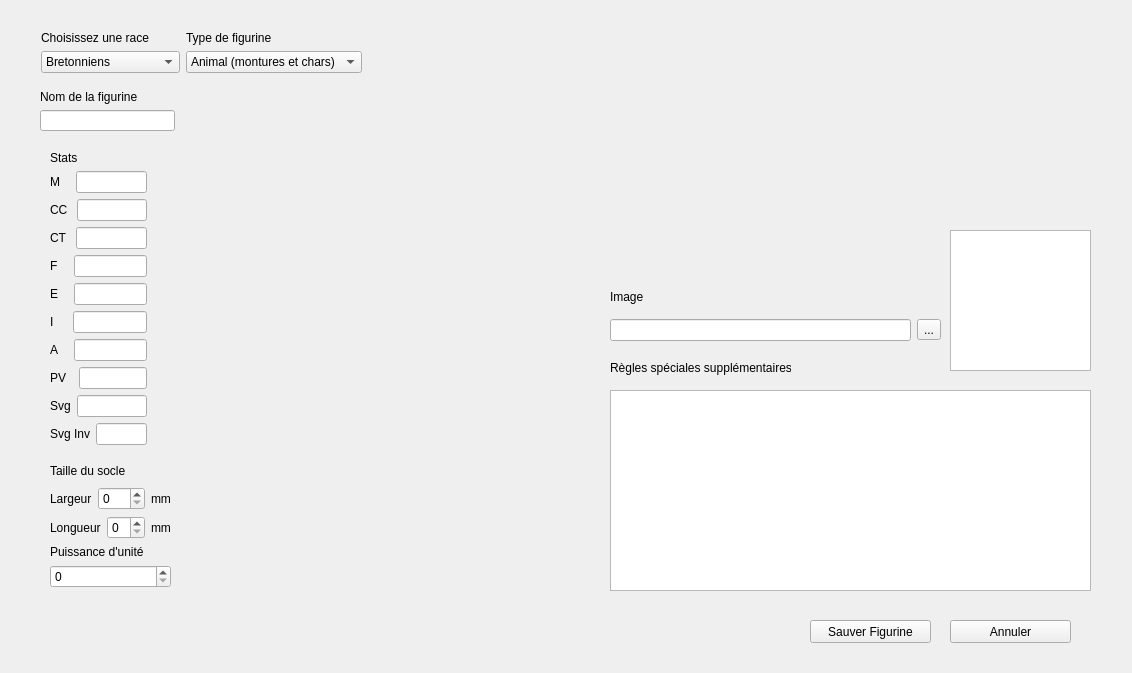
First picture: the form in warhole/modelwindow.ui, repository kaosphere/Warhole, before the edit.
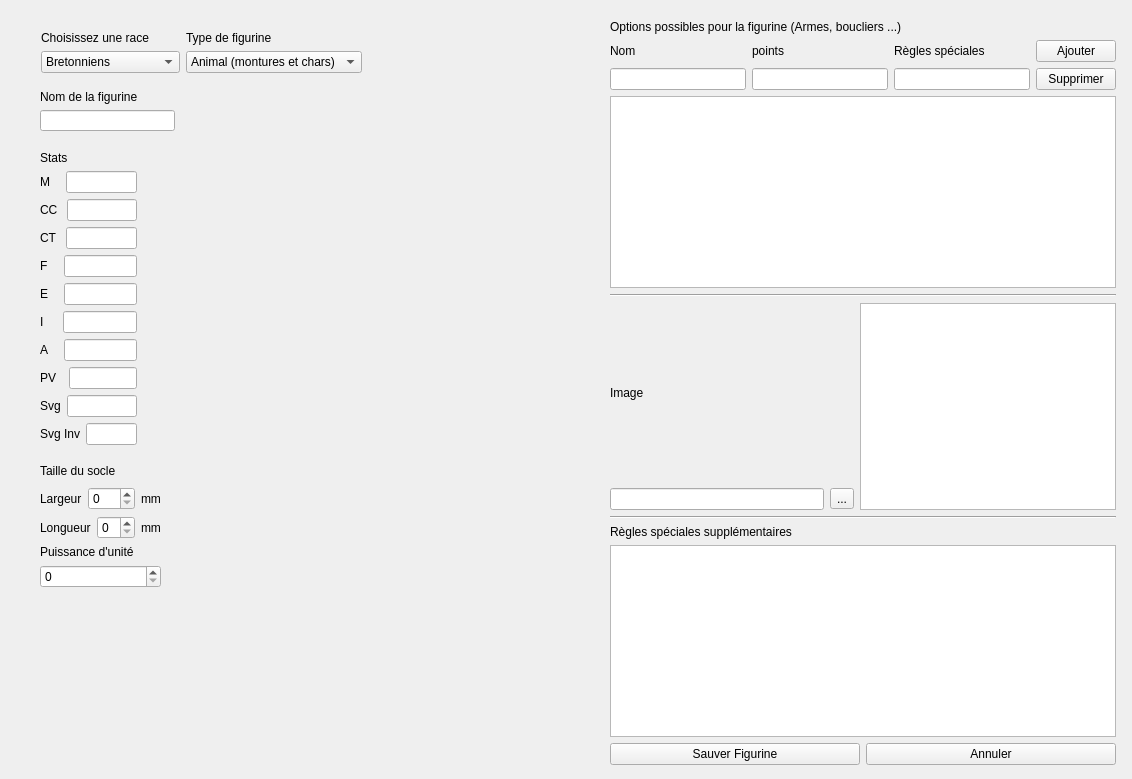
Second picture: the form after the edit.

Diff of the .ui file:
```diff
--- a/warhole/modelwindow.ui
+++ b/warhole/modelwindow.ui
@@ -7,7 +7,7 @@
     <x>0</x>
     <y>0</y>
     <width>1132</width>
-    <height>673</height>
+    <height>779</height>
    </rect>
   </property>
   <property name="windowTitle">
@@ -38,7 +38,7 @@
   <widget class="QWidget" name="layoutWidget">
    <property name="geometry">
     <rect>
-     <x>50</x>
+     <x>40</x>
      <y>150</y>
      <width>97</width>
      <height>295</height>
@@ -336,33 +336,10 @@
     </item>
    </layout>
   </widget>
-  <widget class="QTextEdit" name="textEdit">
-   <property name="geometry">
-    <rect>
-     <x>610</x>
-     <y>390</y>
-     <width>481</width>
-     <height>201</height>
-    </rect>
-   </property>
-  </widget>
-  <widget class="QLabel" name="label_15">
-   <property name="geometry">
-    <rect>
-     <x>610</x>
-     <y>360</y>
-     <width>181</width>
-     <height>16</height>
-    </rect>
-   </property>
-   <property name="text">
-    <string>Règles spéciales supplémentaires</string>
-   </property>
-  </widget>
   <widget class="QWidget" name="layoutWidget">
    <property name="geometry">
     <rect>
-     <x>50</x>
+     <x>40</x>
      <y>460</y>
      <width>121</width>
      <height>128</height>
@@ -450,68 +427,167 @@
     </item>
    </layout>
   </widget>
-  <widget class="QGraphicsView" name="graphicsView">
-   <property name="geometry">
-    <rect>
-     <x>950</x>
-     <y>230</y>
-     <width>141</width>
-     <height>141</height>
-    </rect>
-   </property>
-  </widget>
-  <widget class="QPushButton" name="pushButtonSave">
-   <property name="geometry">
-    <rect>
-     <x>810</x>
-     <y>620</y>
-     <width>121</width>
-     <height>23</height>
-    </rect>
-   </property>
-   <property name="text">
-    <string>Sauver Figurine</string>
-   </property>
-  </widget>
-  <widget class="QPushButton" name="pushButtonCancel">
-   <property name="geometry">
-    <rect>
-     <x>950</x>
-     <y>620</y>
-     <width>121</width>
-     <height>23</height>
-    </rect>
-   </property>
-   <property name="text">
-    <string>Annuler</string>
-   </property>
-  </widget>
   <widget class="QWidget" name="">
    <property name="geometry">
     <rect>
      <x>610</x>
-     <y>280</y>
-     <width>331</width>
-     <height>61</height>
+     <y>20</y>
+     <width>506</width>
+     <height>745</height>
     </rect>
    </property>
-   <layout class="QVBoxLayout" name="verticalLayout_7">
+   <layout class="QVBoxLayout" name="verticalLayout_14">
     <item>
-     <widget class="QLabel" name="label_22">
-      <property name="text">
-       <string>Image</string>
+     <layout class="QVBoxLayout" name="verticalLayout_8">
+      <item>
+       <widget class="QLabel" name="label_23">
+        <property name="text">
+         <string>Options possibles pour la figurine (Armes, boucliers ...)</string>
+        </property>
+       </widget>
+      </item>
+      <item>
+       <layout class="QHBoxLayout" name="horizontalLayout_17">
+        <item>
+         <layout class="QVBoxLayout" name="verticalLayout_11">
+          <item>
+           <widget class="QLabel" name="label_24">
+            <property name="text">
+             <string>Nom</string>
+            </property>
+           </widget>
+          </item>
+          <item>
+           <widget class="QLineEdit" name="lineOptionName"/>
+          </item>
+         </layout>
+        </item>
+        <item>
+         <layout class="QVBoxLayout" name="verticalLayout_10">
+          <item>
+           <widget class="QLabel" name="label_25">
+            <property name="text">
+             <string>points</string>
+            </property>
+           </widget>
+          </item>
+          <item>
+           <widget class="QLineEdit" name="lineEditOptionPts"/>
+          </item>
+         </layout>
+        </item>
+        <item>
+         <layout class="QVBoxLayout" name="verticalLayout_9">
+          <item>
+           <widget class="QLabel" name="label_26">
+            <property name="text">
+             <string>Règles spéciales</string>
+            </property>
+           </widget>
+          </item>
+          <item>
+           <widget class="QLineEdit" name="lineEditOptionSpec"/>
+          </item>
+         </layout>
+        </item>
+        <item>
+         <layout class="QVBoxLayout" name="verticalLayout_12">
+          <item>
+           <widget class="QPushButton" name="addOption">
+            <property name="text">
+             <string>Ajouter</string>
+            </property>
+           </widget>
+          </item>
+          <item>
+           <widget class="QPushButton" name="deleteOption">
+            <property name="text">
+             <string>Supprimer</string>
+            </property>
+           </widget>
+          </item>
+         </layout>
+        </item>
+       </layout>
+      </item>
+      <item>
+       <widget class="QTreeView" name="viewOptions"/>
+      </item>
+     </layout>
+    </item>
+    <item>
+     <widget class="Line" name="line">
+      <property name="orientation">
+       <enum>Qt::Horizontal</enum>
       </property>
      </widget>
     </item>
     <item>
-     <layout class="QHBoxLayout" name="horizontalLayout_16">
+     <layout class="QHBoxLayout" name="horizontalLayout_19">
       <item>
-       <widget class="QLineEdit" name="lineEditImage"/>
+       <layout class="QVBoxLayout" name="verticalLayout_7">
+        <item>
+         <widget class="QLabel" name="label_22">
+          <property name="text">
+           <string>Image</string>
+          </property>
+         </widget>
+        </item>
+        <item>
+         <layout class="QHBoxLayout" name="horizontalLayout_16">
+          <item>
+           <widget class="QLineEdit" name="lineEditImage"/>
+          </item>
+          <item>
+           <widget class="QToolButton" name="toolButtonImage">
+            <property name="text">
+             <string>...</string>
+            </property>
+           </widget>
+          </item>
+         </layout>
+        </item>
+       </layout>
       </item>
       <item>
-       <widget class="QToolButton" name="toolButtonImage">
+       <widget class="QGraphicsView" name="graphicsView"/>
+      </item>
+     </layout>
+    </item>
+    <item>
+     <widget class="Line" name="line_2">
+      <property name="orientation">
+       <enum>Qt::Horizontal</enum>
+      </property>
+     </widget>
+    </item>
+    <item>
+     <layout class="QVBoxLayout" name="verticalLayout_13">
+      <item>
+       <widget class="QLabel" name="label_15">
         <property name="text">
-         <string>...</string>
+         <string>Règles spéciales supplémentaires</string>
+        </property>
+       </widget>
+      </item>
+      <item>
+       <widget class="QTextEdit" name="textEdit"/>
+      </item>
+     </layout>
+    </item>
+    <item>
+     <layout class="QHBoxLayout" name="horizontalLayout_18">
+      <item>
+       <widget class="QPushButton" name="pushButtonSave">
+        <property name="text">
+         <string>Sauver Figurine</string>
+        </property>
+       </widget>
+      </item>
+      <item>
+       <widget class="QPushButton" name="pushButtonCancel">
+        <property name="text">
+         <string>Annuler</string>
         </property>
        </widget>
       </item>
```
Left out of the diff: 23 changed lines with no effect on the pictures.
